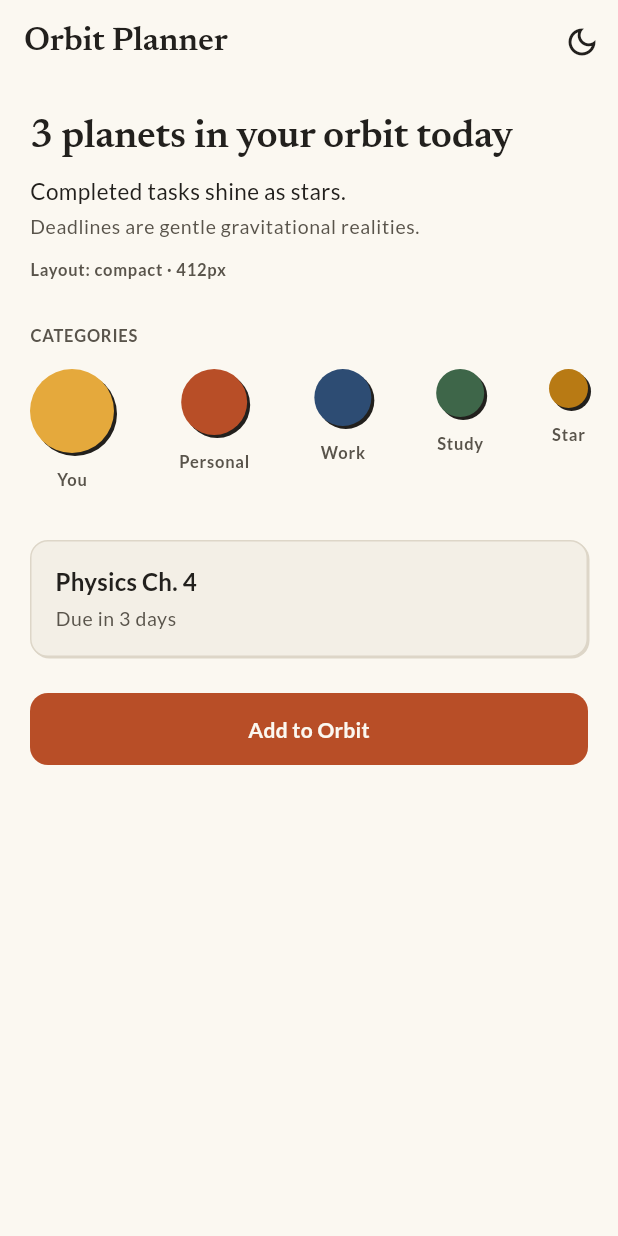
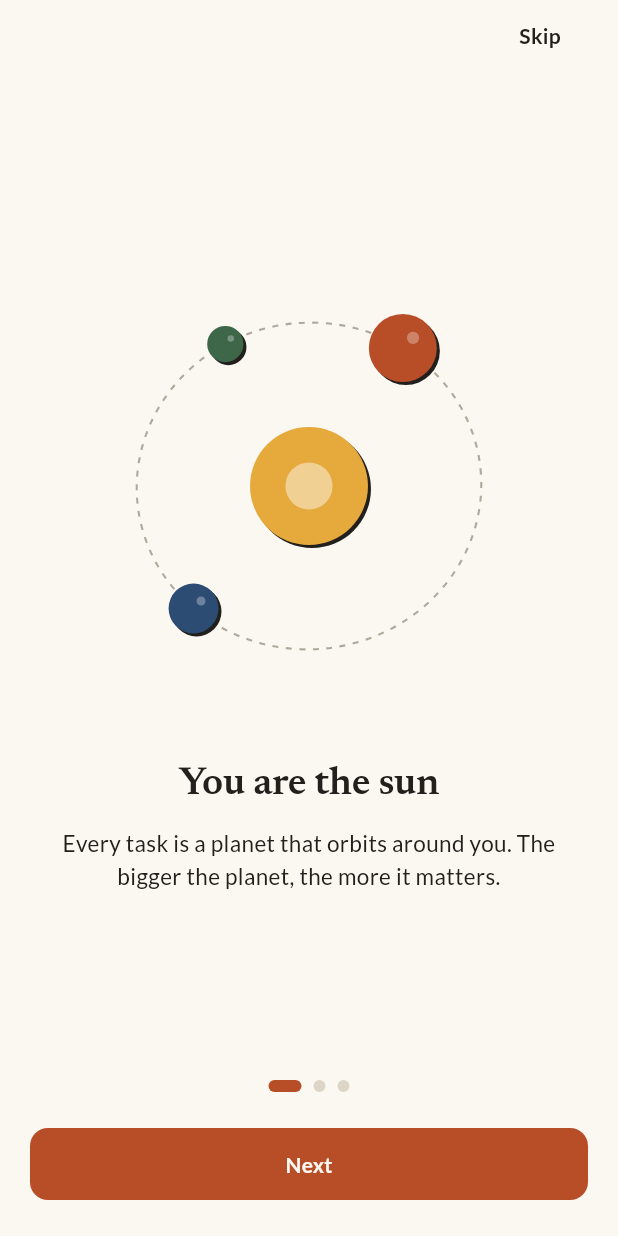
Before and after one commit to basmalamohamed2/orbit_planner, a Flutter app: the screen it shows after launch, on a phone screen of 412 x 824 dp. Run offline on Flutter 3.47's test engine with Material 3 defaults, Android fonts, the phone set to English and light mode, and no system bars; our stand-ins replace google_fonts.

Commit message:
add onboarding

```diff
--- /dev/null
+++ b/lib/core/shapes/star_path.dart
@@ -0,0 +1,27 @@
+import 'dart:math' as math;
+import 'dart:ui';
+
+Path starPath(
+  Offset center,
+  double radius, {
+  int points = 5,
+  double innerRatio = 0.45,
+  double rotation = 0,
+}) {
+  final path = Path();
+  final inner = radius * innerRatio;
+  final step = math.pi / points;
+
+  for (int i = 0; i < points * 2; i++) {
+    final r = i.isEven ? radius : inner;
+    final a = -math.pi / 2 + rotation + i * step;
+    final p = Offset(center.dx + r * math.cos(a), center.dy + r * math.sin(a));
+    if (i == 0) {
+      path.moveTo(p.dx, p.dy);
+    } else {
+      path.lineTo(p.dx, p.dy);
+    }
+  }
+  path.close();
+  return path;
+}
--- /dev/null
+++ b/lib/features/onboarding/presentation/onboarding_screen.dart
@@ -0,0 +1,130 @@
+import 'dart:math' as math;
+
+import 'package:flutter/material.dart';
+import 'package:orbit_planner/core/responsive/responsive_layout.dart';
+import 'package:orbit_planner/features/onboarding/presentation/onboarding_slides.dart';
+import 'package:orbit_planner/features/onboarding/presentation/widgets/onboarding_art.dart';
+import 'package:orbit_planner/features/onboarding/presentation/widgets/page_dots.dart';
+
+class OnboardingScreen extends StatefulWidget {
+  const OnboardingScreen({super.key, required this.onFinished});
+
+  final VoidCallback onFinished;
+
+  @override
+  State<OnboardingScreen> createState() => _OnboardingScreenState();
+}
+
+class _OnboardingScreenState extends State<OnboardingScreen> {
+  final _controller = PageController();
+  int _index = 0;
+
+  bool get _isLast => _index == onboardingSlides.length - 1;
+
+  void _next() {
+    if (_isLast) {
+      widget.onFinished();
+      return;
+    }
+    _controller.nextPage(
+      duration: const Duration(milliseconds: 260),
+      curve: Curves.easeOutCubic,
+    );
+  }
+
+  @override
+  void dispose() {
+    _controller.dispose();
+    super.dispose();
+  }
+
+  @override
+  Widget build(BuildContext context) {
+    return Scaffold(
+      body: SafeArea(
+        child: ResponsiveCenter(
+          maxWidth: 520,
+          child: Column(
+            children: [
+              Align(
+                alignment: Alignment.centerRight,
+                child: SizedBox(
+                  height: 48,
+                  child: _isLast
+                      ? null
+                      : TextButton(
+                          onPressed: widget.onFinished,
+                          child: const Text('Skip'),
+                        ),
+                ),
+              ),
+              Expanded(
+                child: PageView.builder(
+                  controller: _controller,
+                  itemCount: onboardingSlides.length,
+                  onPageChanged: (i) => setState(() => _index = i),
+                  itemBuilder: (context, i) =>
+                      _SlideView(slide: onboardingSlides[i]),
+                ),
+              ),
+              PageDots(count: onboardingSlides.length, index: _index),
+              const SizedBox(height: 24),
+              SizedBox(
+                width: double.infinity,
+                child: FilledButton(
+                  onPressed: _next,
+                  child: Text(_isLast ? 'Start orbiting' : 'Next'),
+                ),
+              ),
+              const SizedBox(height: 24),
+            ],
+          ),
+        ),
+      ),
+    );
+  }
+}
+
+class _SlideView extends StatelessWidget {
+  const _SlideView({required this.slide});
+
+  final OnboardingSlide slide;
+
+  @override
+  Widget build(BuildContext context) {
+    final text = Theme.of(context).textTheme;
+
+    return LayoutBuilder(
+      builder: (context, constraints) {
+        final art = math
+            .min(constraints.maxWidth, constraints.maxHeight * 0.45)
+            .clamp(140.0, 340.0)
+            .toDouble();
+
+        return SingleChildScrollView(
+          child: ConstrainedBox(
+            constraints: BoxConstraints(minHeight: constraints.maxHeight),
+            child: Column(
+              mainAxisAlignment: MainAxisAlignment.center,
+              children: [
+                OnboardingArt(kind: slide.art, size: art),
+                const SizedBox(height: 32),
+                Text(
+                  slide.title,
+                  style: text.headlineLarge,
+                  textAlign: TextAlign.center,
+                ),
+                const SizedBox(height: 12),
+                Text(
+                  slide.body,
+                  style: text.bodyMedium,
+                  textAlign: TextAlign.center,
+                ),
+              ],
+            ),
+          ),
+        );
+      },
+    );
+  }
+}
--- /dev/null
+++ b/lib/features/onboarding/presentation/onboarding_slides.dart
@@ -0,0 +1,37 @@
+enum OnboardingArtKind { sun, orbits, stars }
+
+class OnboardingSlide {
+  const OnboardingSlide({
+    required this.title,
+    required this.body,
+    required this.art,
+  });
+
+  final String title;
+  final String body;
+  final OnboardingArtKind art;
+}
+
+const onboardingSlides = <OnboardingSlide>[
+  OnboardingSlide(
+    title: 'You are the sun',
+    body:
+        'Every task is a planet that orbits around you. '
+        'The bigger the planet, the more it matters.',
+    art: OnboardingArtKind.sun,
+  ),
+  OnboardingSlide(
+    title: 'Time is gravity',
+    body:
+        'As a deadline gets closer, its planet drifts closer to you. '
+        'Distant tasks wait quietly in the outer orbit.',
+    art: OnboardingArtKind.orbits,
+  ),
+  OnboardingSlide(
+    title: 'Finish and shine',
+    body:
+        'Complete a task and its planet becomes a star in your sky. '
+        'Your notes stay close as tiny moons.',
+    art: OnboardingArtKind.stars,
+  ),
+];
--- /dev/null
+++ b/lib/features/onboarding/presentation/widgets/onboarding_art.dart
@@ -0,0 +1,195 @@
+import 'dart:math' as math;
+
+import 'package:flutter/material.dart';
+import 'package:orbit_planner/core/shapes/star_path.dart';
+import 'package:orbit_planner/core/theme/orbit_colors.dart';
+import 'package:orbit_planner/features/onboarding/presentation/onboarding_slides.dart';
+
+class OnboardingArt extends StatelessWidget {
+  const OnboardingArt({super.key, required this.kind, required this.size});
+
+  final OnboardingArtKind kind;
+  final double size;
+
+  @override
+  Widget build(BuildContext context) {
+    return SizedBox.square(
+      dimension: size,
+      child: CustomPaint(painter: _ArtPainter(kind, context.orbit)),
+    );
+  }
+}
+
+class _ArtPainter extends CustomPainter {
+  _ArtPainter(this.kind, this.colors);
+
+  final OnboardingArtKind kind;
+  final OrbitColors colors;
+
+  Color get _ringColor => Color.lerp(colors.outline, colors.muted, 0.35)!;
+
+  @override
+  void paint(Canvas canvas, Size size) {
+    final s = size.width;
+    final c = Offset(s / 2, s / 2);
+
+    switch (kind) {
+      case OnboardingArtKind.sun:
+        _paintSun(canvas, s, c);
+      case OnboardingArtKind.orbits:
+        _paintOrbits(canvas, s, c);
+      case OnboardingArtKind.stars:
+        _paintStars(canvas, s, c);
+    }
+  }
+
+  void _paintSun(Canvas canvas, double s, Offset c) {
+    const rot = -0.1;
+    final rx = s * 0.38;
+    final ry = s * 0.36;
+    _ring(canvas, c, rx, ry, rot);
+    _sun(canvas, c, s * 0.13);
+    _planet(canvas, _onRing(c, rx, ry, rot, -0.9), s * 0.075, colors.personal);
+    _planet(canvas, _onRing(c, rx, ry, rot, 2.4), s * 0.055, colors.work);
+    _planet(canvas, _onRing(c, rx, ry, rot, 4.3), s * 0.04, colors.study);
+  }
+
+  void _paintOrbits(Canvas canvas, double s, Offset c) {
+    const rotInner = -0.06;
+    const rotMid = 0.1;
+    const rotOuter = -0.04;
+    final inner = [s * 0.2, s * 0.19];
+    final mid = [s * 0.33, s * 0.31];
+    final outer = [s * 0.46, s * 0.44];
+
+    _ring(canvas, c, outer[0], outer[1], rotOuter);
+    _ring(canvas, c, mid[0], mid[1], rotMid);
+    _ring(canvas, c, inner[0], inner[1], rotInner);
+    _sun(canvas, c, s * 0.08);
+
+    _planet(
+      canvas,
+      _onRing(c, inner[0], inner[1], rotInner, 0.6),
+      s * 0.06,
+      colors.personal,
+    );
+    _planet(
+      canvas,
+      _onRing(c, mid[0], mid[1], rotMid, 3.6),
+      s * 0.05,
+      colors.work,
+    );
+    _planet(
+      canvas,
+      _onRing(c, outer[0], outer[1], rotOuter, 5.3),
+      s * 0.04,
+      colors.study,
+    );
+  }
+
+  void _paintStars(Canvas canvas, double s, Offset c) {
+    _ring(canvas, c, s * 0.3, s * 0.28, 0.08);
+
+    const stars = <List<double>>[
+      [0.50, 0.50, 0.17, 0.0],
+      [0.22, 0.28, 0.09, -0.15],
+      [0.78, 0.22, 0.065, 0.2],
+      [0.78, 0.74, 0.10, -0.1],
+      [0.24, 0.74, 0.055, 0.25],
+      [0.52, 0.90, 0.045, -0.2],
+    ];
+    for (final st in stars) {
+      _star(canvas, Offset(s * st[0], s * st[1]), s * st[2], st[3]);
+    }
+
+    final dot = Paint()..color = _ringColor;
+    for (final d in const [
+      [0.1, 0.5],
+      [0.9, 0.48],
+      [0.4, 0.1],
+      [0.65, 0.12],
+      [0.9, 0.9],
+    ]) {
+      canvas.drawCircle(Offset(s * d[0], s * d[1]), s * 0.008, dot);
+    }
+  }
+
+  void _ring(Canvas canvas, Offset c, double rx, double ry, double rot) {
+    canvas.save();
+    canvas.translate(c.dx, c.dy);
+    canvas.rotate(rot);
+
+    final path = Path()
+      ..addOval(
+        Rect.fromCenter(center: Offset.zero, width: rx * 2, height: ry * 2),
+      );
+    final paint = Paint()
+      ..style = PaintingStyle.stroke
+      ..strokeWidth = 1.4
+      ..color = _ringColor;
+
+    for (final metric in path.computeMetrics()) {
+      double d = 0;
+      while (d < metric.length) {
+        canvas.drawPath(
+          metric.extractPath(d, math.min(d + 4, metric.length)),
+          paint,
+        );
+        d += 9;
+      }
+    }
+    canvas.restore();
+  }
+
+  Offset _onRing(Offset c, double rx, double ry, double rot, double a) {
+    final x = rx * math.cos(a);
+    final y = ry * math.sin(a);
+    return c +
+        Offset(
+          x * math.cos(rot) - y * math.sin(rot),
+          x * math.sin(rot) + y * math.cos(rot),
+        );
+  }
+
+  void _planet(Canvas canvas, Offset p, double r, Color color) {
+    canvas.drawCircle(
+      p + const Offset(2, 2),
+      r,
+      Paint()..color = colors.shadow,
+    );
+    canvas.drawCircle(p, r, Paint()..color = color);
+    canvas.drawCircle(
+      p + Offset(r * 0.3, -r * 0.3),
+      r * 0.18,
+      Paint()..color = const Color.fromRGBO(255, 255, 255, 0.3),
+    );
+  }
+
+  void _sun(Canvas canvas, Offset c, double r) {
+    canvas.drawCircle(
+      c + const Offset(2, 2),
+      r,
+      Paint()..color = colors.shadow,
+    );
+    canvas.drawCircle(c, r, Paint()..color = colors.sun);
+    canvas.drawCircle(
+      c,
+      r * 0.4,
+      Paint()..color = const Color.fromRGBO(255, 255, 255, 0.45),
+    );
+  }
+
+  void _star(Canvas canvas, Offset c, double r, double rotation) {
+    final path = starPath(c, r, rotation: rotation);
+
+    canvas.drawPath(
+      path.shift(const Offset(1.5, 1.5)),
+      Paint()..color = colors.shadow,
+    );
+    canvas.drawPath(path, Paint()..color = colors.star);
+  }
+
+  @override
+  bool shouldRepaint(_ArtPainter old) =>
+      old.kind != kind || old.colors != colors;
+}
--- /dev/null
+++ b/lib/features/onboarding/presentation/widgets/page_dots.dart
@@ -0,0 +1,33 @@
+import 'package:flutter/material.dart';
+import 'package:orbit_planner/core/theme/orbit_colors.dart';
+
+class PageDots extends StatelessWidget {
+  const PageDots({super.key, required this.count, required this.index});
+
+  final int count;
+  final int index;
+
+  @override
+  Widget build(BuildContext context) {
+    final activeColor = Theme.of(context).colorScheme.secondary;
+    final inactiveColor = context.orbit.outline;
+
+    return Row(
+      mainAxisAlignment: MainAxisAlignment.center,
+      children: List.generate(count, (i) {
+        final active = i == index;
+        return AnimatedContainer(
+          duration: const Duration(milliseconds: 180),
+          curve: Curves.easeOut,
+          margin: const EdgeInsets.symmetric(horizontal: 4),
+          width: active ? 22 : 8,
+          height: 8,
+          decoration: BoxDecoration(
+            color: active ? activeColor : inactiveColor,
+            borderRadius: BorderRadius.circular(4),
+          ),
+        );
+      }),
+    );
+  }
+}
--- a/lib/main.dart
+++ b/lib/main.dart
@@ -1,5 +1,6 @@
 import 'package:flutter/material.dart';
 import 'package:orbit_planner/core/theme/app_theme.dart';
+import 'package:orbit_planner/features/onboarding/presentation/onboarding_screen.dart';
 import 'package:orbit_planner/theme_preview_screen.dart';
 
 void main() => runApp(const MoodOrbitApp());
@@ -13,6 +14,8 @@ class MoodOrbitApp extends StatefulWidget {
 
 class _MoodOrbitAppState extends State<MoodOrbitApp> {
   ThemeMode _mode = ThemeMode.light;
+
+  bool _onboardingDone = false;
 
   void _toggleTheme() {
     setState(() {
@@ -28,9 +31,18 @@ class _MoodOrbitAppState extends State<MoodOrbitApp> {
       theme: AppTheme.light,
       darkTheme: AppTheme.dark,
       themeMode: _mode,
-      home: ThemePreviewScreen(
-        isDark: _mode == ThemeMode.dark,
-        onToggleTheme: _toggleTheme,
+      home: AnimatedSwitcher(
+        duration: const Duration(milliseconds: 260),
+        child: _onboardingDone
+            ? ThemePreviewScreen(
+                key: const ValueKey('home'),
+                isDark: _mode == ThemeMode.dark,
+                onToggleTheme: _toggleTheme,
+              )
+            : OnboardingScreen(
+                key: const ValueKey('onboarding'),
+                onFinished: () => setState(() => _onboardingDone = true),
+              ),
       ),
     );
   }
```
